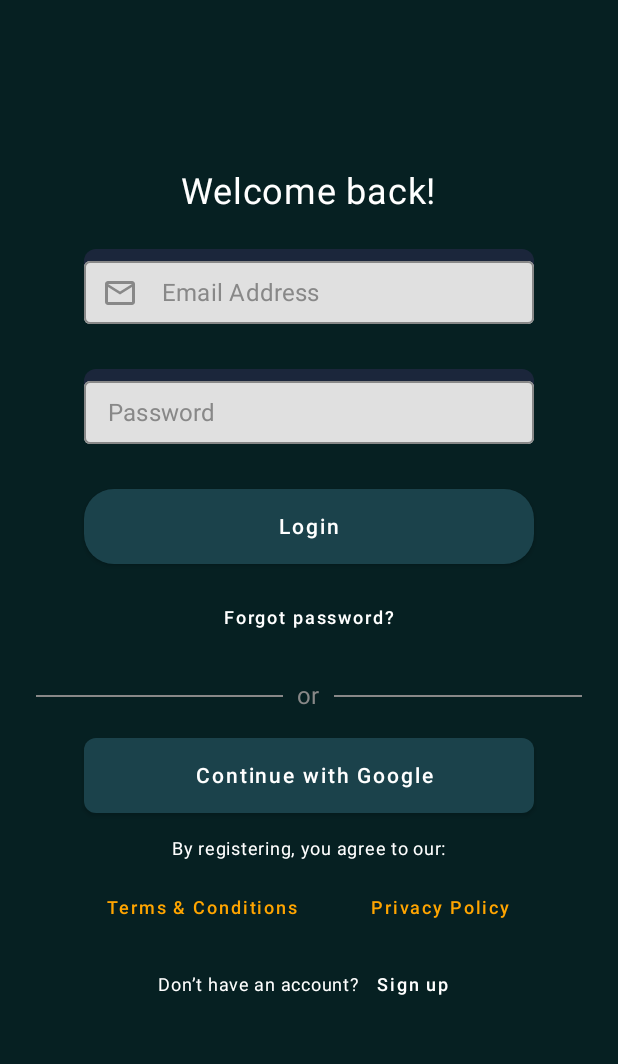
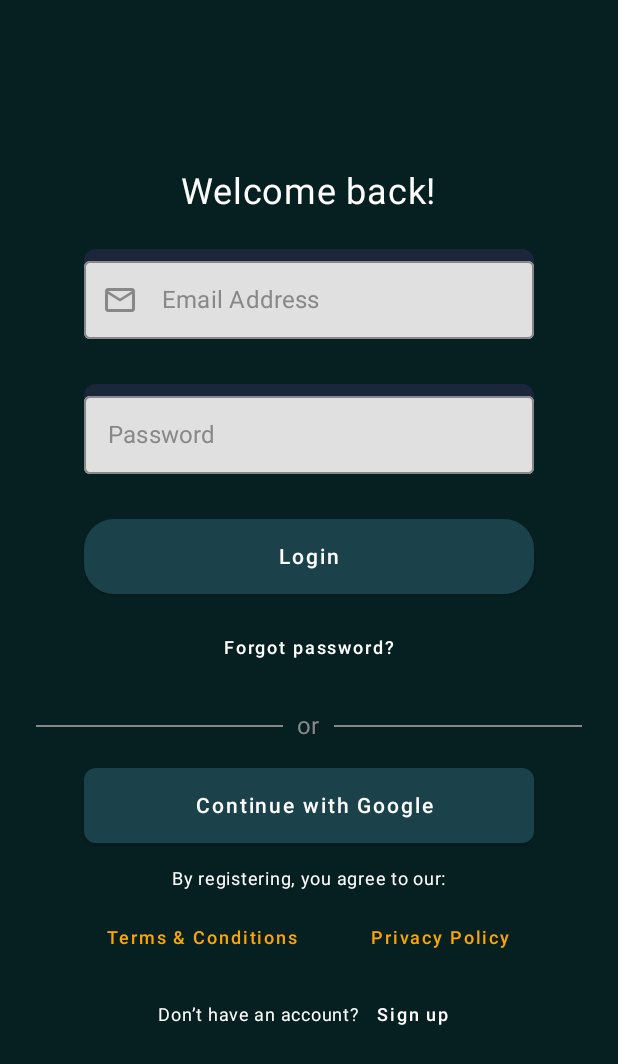
Before and after one commit to JSDWRLD/AiRise, an Android app built with Jetpack Compose: the screen it shows after launch (MainActivity), on a phone screen of 412 x 824 dp. Shown: the top 1064 px of the screen. Run offline under Robolectric (Android 15) with nearby library versions, the phone set to English and light mode, and no system bars; our stand-ins replace Compose Multiplatform resources.

```diff
--- a/Frontend/composeApp/src/commonMain/kotlin/com/teamnotfound/airise/LoginScreen.kt
+++ b/Frontend/composeApp/src/commonMain/kotlin/com/teamnotfound/airise/LoginScreen.kt
@@ -1,5 +1,6 @@
 package com.teamnotfound.airise
 
+import androidx.compose.ui.text.input.PasswordVisualTransformation
 import androidx.compose.foundation.background
 import androidx.compose.foundation.layout.*
 import androidx.compose.foundation.shape.RoundedCornerShape
@@ -58,13 +59,13 @@ fun LoginScreen(
                     Icon(Icons.Outlined.Email, contentDescription = "Email Icon", tint = Color.Gray) },
                 modifier = Modifier
                     .width(300.dp)
-                    .height(50.dp)
+                    .height(60.dp)
                     .background(Color(0xFF1B263B), RoundedCornerShape(8.dp)),
                 colors = TextFieldDefaults.outlinedTextFieldColors(
                     backgroundColor = Color(0xFFE0E0E0),
                     focusedBorderColor = Color.Gray,
                     unfocusedBorderColor = Color.Gray,
-                    textColor = Color.White
+                    textColor = Color.Gray,
                 )
             )
 
@@ -76,15 +77,16 @@ fun LoginScreen(
                 onValueChange = { password = it },
                 label = { Text("Password", color = Color.Gray) },
                 singleLine = true,
+                visualTransformation = PasswordVisualTransformation(),
                 modifier = Modifier
                     .width(300.dp)
-                    .height(50.dp)
+                    .height(60.dp)
                     .background(Color(0xFF1B263B), RoundedCornerShape(8.dp)),
                 colors = TextFieldDefaults.outlinedTextFieldColors(
                     backgroundColor = Color(0xFFE0E0E0),
                     focusedBorderColor = Color.Gray,
                     unfocusedBorderColor = Color.Gray,
-                    textColor = Color.White
+                    textColor = Color.Gray,
                 )
             )
 
```
